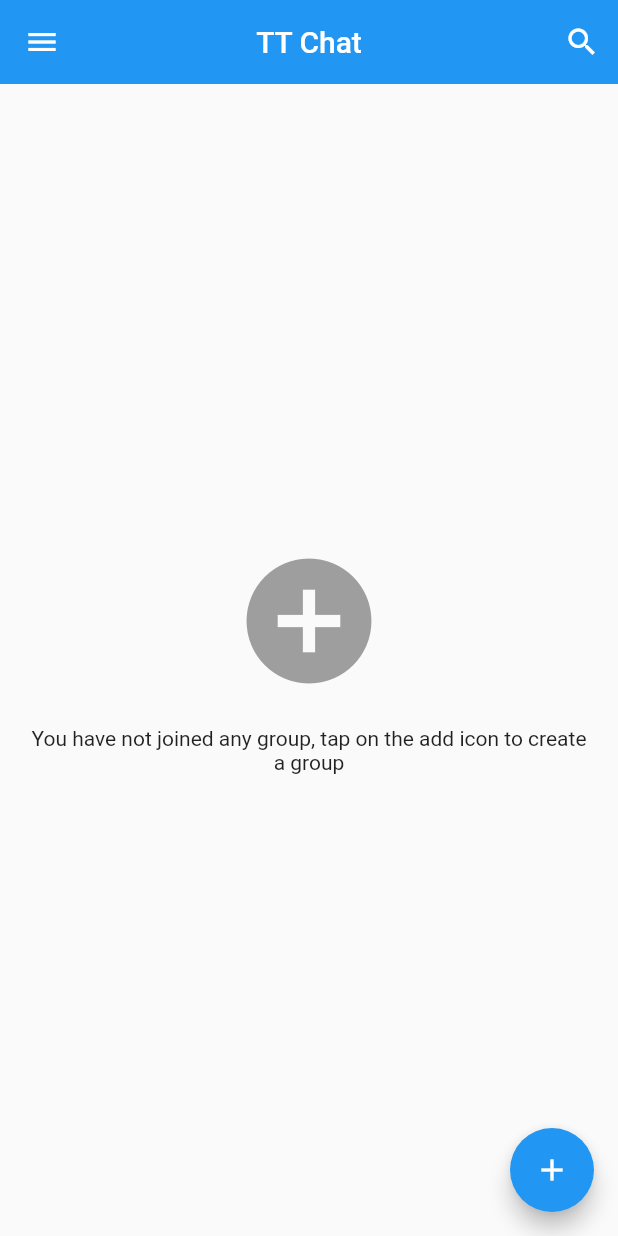
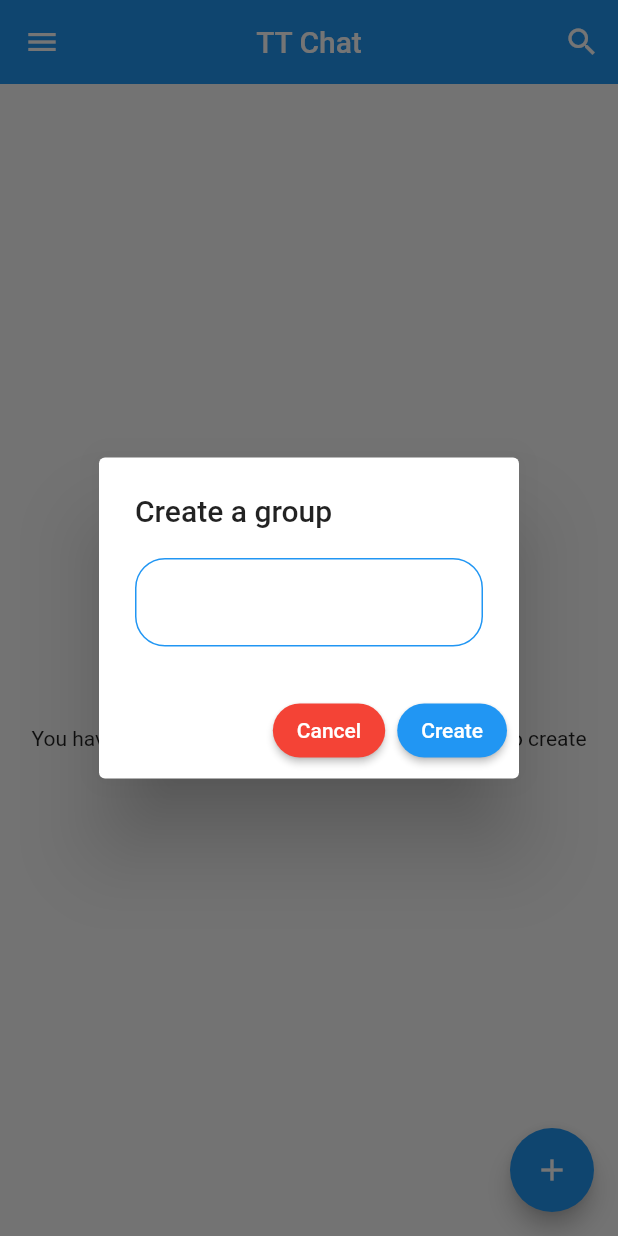
Before and after one commit to merajhossain028/group_chat_application, a Flutter app: the HomePage screen opened directly, after a tap on the "add circle" icon, on a phone screen of 412 x 824 dp. Run offline on Flutter 3.47's test engine with Material 2 defaults, Android fonts, the phone set to English and light mode, and no system bars; our stand-ins replace cloud_firestore, firebase_auth, firebase_core, shared_preferences; accounts and stored records are empty.

Commit message:
greating group with backend

```diff
--- a/lib/screens/home_page.dart
+++ b/lib/screens/home_page.dart
@@ -6,6 +6,7 @@ import 'package:tt_group_chat/screens/profile_page.dart';
 import 'package:tt_group_chat/screens/search_page.dart';
 import 'package:tt_group_chat/service/auth_service.dart';
 import 'package:tt_group_chat/service/database_service.dart';
+import 'package:tt_group_chat/widgets/group_tile.dart';
 import 'package:tt_group_chat/widgets/widgets.dart';
 
 class HomePage extends StatefulWidget {
@@ -20,12 +21,30 @@ class _HomePageState extends State<HomePage> {
   String email = '';
   AuthService authService = AuthService();
   Stream? groups;
+  bool _isLoading = false;
+  String groupName = '';
 
   @override
   void initState() {
-    // TODO: implement initState
     super.initState();
     gettingUserData();
+  }
+
+  //String Manipulation
+  String getId(String res) {
+    String id = '';
+    for (int i = 0; i < res.length; i++) {
+      if (res[i] == '@') {
+        break;
+      } else {
+        id += res[i];
+      }
+    }
+    return id;
+  }
+
+  String getName(String res) {
+    return res.substring(res.indexOf('_') + 1);
   }
 
   gettingUserData() async {
@@ -139,7 +158,96 @@ class _HomePageState extends State<HomePage> {
     );
   }
 
-  popUpDialog(BuildContext context) {}
+  popUpDialog(BuildContext context) {
+    showDialog(
+        barrierDismissible: true,
+        context: context,
+        builder: (context) {
+          return StatefulBuilder(builder: (context, setState) {
+            return AlertDialog(
+              title: const Text(
+                'Create a group',
+                textAlign: TextAlign.left,
+              ),
+              content: Column(
+                mainAxisSize: MainAxisSize.min,
+                children: [
+                  _isLoading == true
+                      ? const Center(child: CircularProgressIndicator())
+                      : TextFormField(
+                          onChanged: ((value) {
+                            setState(() {
+                              groupName = value;
+                            });
+                          }),
+                          decoration: InputDecoration(
+                            enabledBorder: OutlineInputBorder(
+                              borderSide: const BorderSide(
+                                color: Colors.blue,
+                              ),
+                              borderRadius: BorderRadius.circular(20),
+                            ),
+                            errorBorder: OutlineInputBorder(
+                              borderSide: const BorderSide(
+                                color: Colors.red,
+                              ),
+                              borderRadius: BorderRadius.circular(20),
+                            ),
+                            focusedBorder: OutlineInputBorder(
+                              borderSide: const BorderSide(
+                                color: Colors.blue,
+                              ),
+                              borderRadius: BorderRadius.circular(20),
+                            ),
+                          ),
+                        ),
+                ],
+              ),
+              actions: [
+                ElevatedButton(
+                  onPressed: () {
+                    Navigator.of(context).pop();
+                  },
+                  style: ElevatedButton.styleFrom(
+                    primary: Colors.red,
+                    shape: RoundedRectangleBorder(
+                      borderRadius: BorderRadius.circular(20),
+                    ),
+                  ),
+                  child: const Text('Cancel'),
+                ),
+                ElevatedButton(
+                  onPressed: () async {
+                    if (groupName != '') {
+                      setState(() {
+                        _isLoading = true;
+                      });
+                      await DatabaseService(
+                              uid: FirebaseAuth.instance.currentUser!.uid)
+                          .createGroup(userName,
+                              FirebaseAuth.instance.currentUser!.uid, groupName)
+                          .whenComplete(() => _isLoading = false);
+                      // ignore: use_build_context_synchronously
+                      Navigator.of(context).pop();
+                      // ignore: use_build_context_synchronously
+                      showSnackbar(
+                          context, Colors.green, 'Group Created Successfully!');
+                    }
+                  },
+                  style: ElevatedButton.styleFrom(
+                    primary: Colors.blue,
+                    shape: RoundedRectangleBorder(
+                      borderRadius: BorderRadius.circular(20),
+                    ),
+                  ),
+                  child: const Text('Create'),
+                ),
+              ],
+            );
+          });
+        });
+  }
+
   groupList() {
     return StreamBuilder(
         stream: groups,
@@ -148,7 +256,16 @@ class _HomePageState extends State<HomePage> {
           if (snapshot.hasData) {
             if (snapshot.data['groups'] != null) {
               if (snapshot.data['groups'].length != 0) {
-                return const Text("Hello");
+                return ListView.builder(
+                    itemCount: snapshot.data['groups'].length,
+                    itemBuilder: ((context, index) {
+                      int reverseIndex = snapshot.data['groups'].length - index - 1;
+                      return GroupTile(
+                        groupId: getId(snapshot.data['groups'][index]),
+                        groupName: (snapshot.data['groups'][index]),
+                        userName: snapshot.data['fullName'],
+                      );
+                    }));
               } else {
                 return noGroupWidget();
               }
@@ -171,10 +288,11 @@ class _HomePageState extends State<HomePage> {
         crossAxisAlignment: CrossAxisAlignment.center,
         children: [
           GestureDetector(
-            onTap: () {
-              popUpDialog(context);
-            },
-            child: const Icon(Icons.add_circle, size: 100, color: Colors.grey)),
+              onTap: () {
+                popUpDialog(context);
+              },
+              child:
+                  const Icon(Icons.add_circle, size: 100, color: Colors.grey)),
           const SizedBox(
             height: 20,
           ),
```
Also changed, not shown: lib/service/database_service.dart (+27 -0 lines), lib/widgets/group_tile.dart (added, +48 -0 lines).
